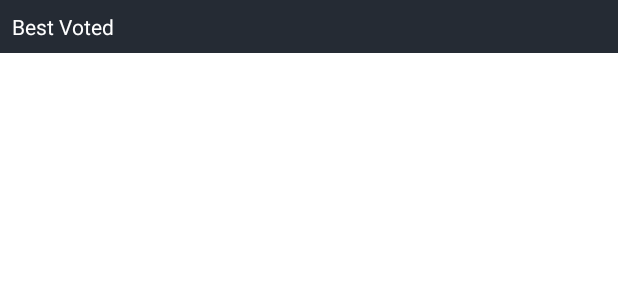
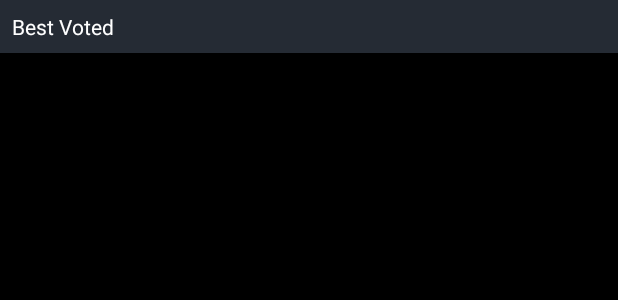
Before and after one commit to marcosvbras/theshowhub, an Android app: the layout item_option.xml on its own in the app's theme, with its tools: preview values and no code run, on a phone screen of 412 x 824 dp. Shown: the top 300 px of the screen. Run offline under Robolectric (Android 15) with nearby library versions, the phone set to English and light mode, and no system bars; network calls fail.

```diff
--- a/app/build.gradle
+++ b/app/build.gradle
@@ -57,6 +57,11 @@ android {
         }
     }
 
+    lintOptions {
+        xmlReport false
+        abortOnError true
+    }
+
 }
 
 dependencies {
--- a/app/src/main/AndroidManifest.xml
+++ b/app/src/main/AndroidManifest.xml
@@ -6,7 +6,7 @@
 
     <application
         android:name=".TheShowHubApplication"
-        android:allowBackup="true"
+        android:allowBackup="false"
         android:icon="@mipmap/ic_launcher"
         android:label="@string/app_name"
         android:roundIcon="@mipmap/ic_launcher_round"
--- a/app/src/main/res/layout/activity_home.xml
+++ b/app/src/main/res/layout/activity_home.xml
@@ -4,8 +4,7 @@
     xmlns:app="http://schemas.android.com/apk/res-auto"
     xmlns:tools="http://schemas.android.com/tools"
     android:layout_width="match_parent"
-    android:layout_height="match_parent"
-    android:background="@android:color/black">
+    android:layout_height="match_parent">
 
     <androidx.appcompat.widget.AppCompatTextView
         android:id="@+id/sortedByTextView"
--- a/app/src/main/res/layout/activity_start.xml
+++ b/app/src/main/res/layout/activity_start.xml
@@ -3,8 +3,7 @@
     xmlns:android="http://schemas.android.com/apk/res/android"
     xmlns:app="http://schemas.android.com/apk/res-auto"
     android:layout_width="match_parent"
-    android:layout_height="match_parent"
-    android:background="@android:color/black">
+    android:layout_height="match_parent">
 
     <androidx.appcompat.widget.AppCompatTextView
         android:id="@+id/titleTextView"
--- a/app/src/main/res/layout/item_option.xml
+++ b/app/src/main/res/layout/item_option.xml
@@ -4,11 +4,13 @@
     android:layout_height="wrap_content"
     xmlns:tools="http://schemas.android.com/tools"
     android:background="@color/charade"
-    android:padding="8dp">
+    android:padding="8dp"
+    tools:ignore="Overdraw">
     <androidx.appcompat.widget.AppCompatTextView
         android:id="@+id/labelTextView"
         android:textColor="@android:color/white"
         android:layout_width="match_parent"
         android:layout_height="match_parent"
+        tools:ignore="Overdraw"
         tools:text="Best Voted" />
 </androidx.constraintlayout.widget.ConstraintLayout>
--- a/app/src/main/res/layout/item_show.xml
+++ b/app/src/main/res/layout/item_show.xml
@@ -3,8 +3,7 @@
     xmlns:app="http://schemas.android.com/apk/res-auto"
     android:layout_width="match_parent"
     android:layout_height="wrap_content"
-    xmlns:tools="http://schemas.android.com/tools"
-    android:background="@android:color/black">
+    xmlns:tools="http://schemas.android.com/tools">
 
     <androidx.appcompat.widget.AppCompatImageView
         android:id="@+id/posterImageView"
--- a/app/src/main/res/values/themes.xml
+++ b/app/src/main/res/values/themes.xml
@@ -12,5 +12,6 @@
         <!-- Status bar color. -->
         <item name="android:statusBarColor" tools:targetApi="l">?attr/colorPrimaryVariant</item>
         <!-- Customize your theme here. -->
+        <item name="android:windowBackground">@android:color/black</item>
     </style>
 </resources>
```
Also changed, not shown: 4 other files.
